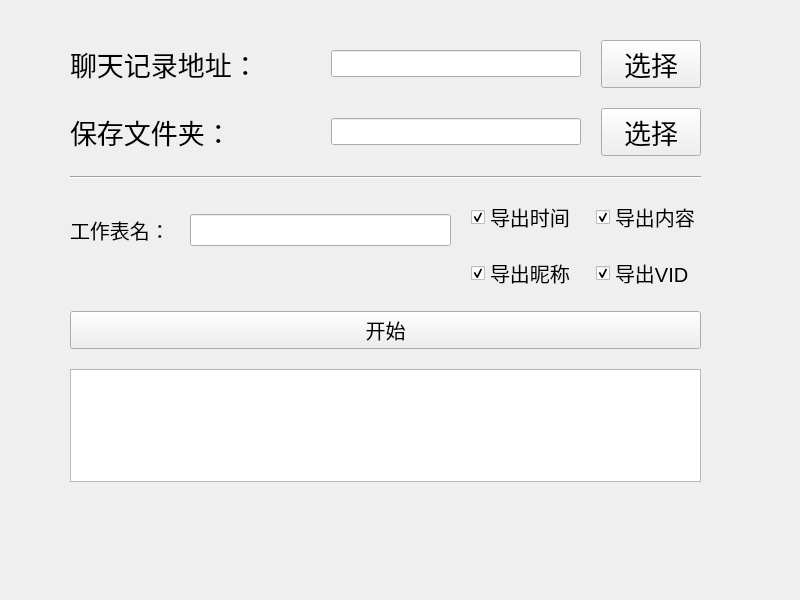
This is GUI.ui in aoguai/QQtoExcel as Qt 5 draws it before an edit. The edited form follows.
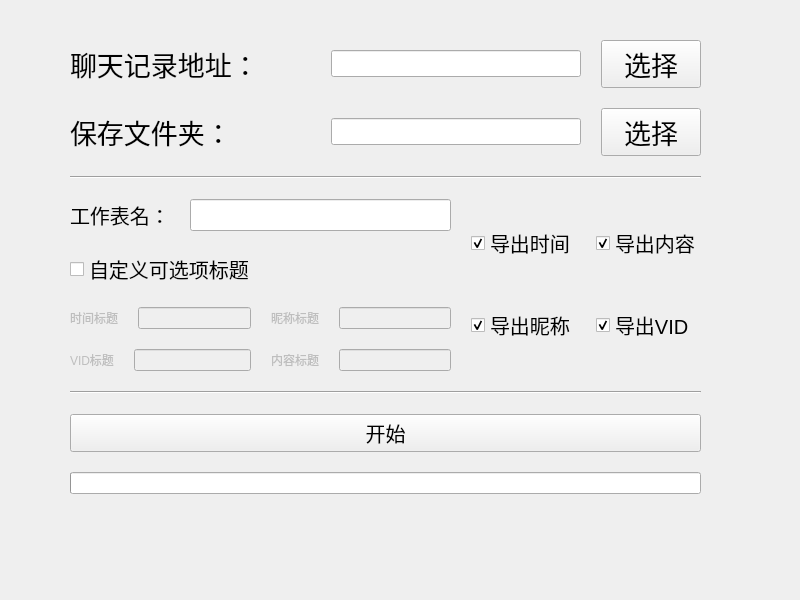
This is the edited form.

Commit message: 修改了GUI设计和界面逻辑

The edit to the form file:
```diff
--- a/GUI.ui
+++ b/GUI.ui
@@ -31,7 +31,7 @@
      <x>60</x>
      <y>40</y>
      <width>651</width>
-     <height>442</height>
+     <height>460</height>
     </rect>
    </property>
    <layout class="QVBoxLayout" name="verticalLayout_2">
@@ -215,20 +215,141 @@
          </layout>
         </item>
         <item>
-         <spacer name="verticalSpacer">
-          <property name="orientation">
-           <enum>Qt::Vertical</enum>
+         <widget class="QCheckBox" name="customtitlecheckBox">
+          <property name="font">
+           <font>
+            <pointsize>15</pointsize>
+           </font>
           </property>
-          <property name="sizeType">
-           <enum>QSizePolicy::Fixed</enum>
+          <property name="layoutDirection">
+           <enum>Qt::LeftToRight</enum>
           </property>
-          <property name="sizeHint" stdset="0">
-           <size>
-            <width>20</width>
-            <height>30</height>
-           </size>
+          <property name="text">
+           <string>自定义可选项标题</string>
           </property>
-         </spacer>
+          <property name="checked">
+           <bool>false</bool>
+          </property>
+          <property name="tristate">
+           <bool>false</bool>
+          </property>
+         </widget>
+        </item>
+        <item>
+         <layout class="QVBoxLayout" name="verticalLayout_5">
+          <item>
+           <layout class="QHBoxLayout" name="horizontalLayout_8">
+            <item>
+             <layout class="QHBoxLayout" name="horizontalLayout_9">
+              <item>
+               <widget class="QLabel" name="label_5">
+                <property name="enabled">
+                 <bool>false</bool>
+                </property>
+                <property name="font">
+                 <font>
+                  <pointsize>9</pointsize>
+                 </font>
+                </property>
+                <property name="text">
+                 <string>时间标题</string>
+                </property>
+               </widget>
+              </item>
+              <item>
+               <widget class="QLineEdit" name="customTime">
+                <property name="enabled">
+                 <bool>false</bool>
+                </property>
+               </widget>
+              </item>
+             </layout>
+            </item>
+            <item>
+             <layout class="QHBoxLayout" name="horizontalLayout_10">
+              <item>
+               <widget class="QLabel" name="label_6">
+                <property name="enabled">
+                 <bool>false</bool>
+                </property>
+                <property name="font">
+                 <font>
+                  <pointsize>9</pointsize>
+                 </font>
+                </property>
+                <property name="text">
+                 <string>昵称标题</string>
+                </property>
+               </widget>
+              </item>
+              <item>
+               <widget class="QLineEdit" name="customName">
+                <property name="enabled">
+                 <bool>false</bool>
+                </property>
+               </widget>
+              </item>
+             </layout>
+            </item>
+           </layout>
+          </item>
+          <item>
+           <layout class="QHBoxLayout" name="horizontalLayout_7">
+            <item>
+             <layout class="QHBoxLayout" name="horizontalLayout_5">
+              <item>
+               <widget class="QLabel" name="label">
+                <property name="enabled">
+                 <bool>false</bool>
+                </property>
+                <property name="font">
+                 <font>
+                  <pointsize>9</pointsize>
+                 </font>
+                </property>
+                <property name="text">
+                 <string>VID标题</string>
+                </property>
+               </widget>
+              </item>
+              <item>
+               <widget class="QLineEdit" name="customVID">
+                <property name="enabled">
+                 <bool>false</bool>
+                </property>
+               </widget>
+              </item>
+             </layout>
+            </item>
+            <item>
+             <layout class="QHBoxLayout" name="horizontalLayout_6">
+              <item>
+               <widget class="QLabel" name="label_4">
+                <property name="enabled">
+                 <bool>false</bool>
+                </property>
+                <property name="font">
+                 <font>
+                  <pointsize>9</pointsize>
+                 </font>
+                </property>
+                <property name="text">
+                 <string>内容标题</string>
+                </property>
+               </widget>
+              </item>
+              <item>
+               <widget class="QLineEdit" name="customContent">
+                <property name="enabled">
+                 <bool>false</bool>
+                </property>
+               </widget>
+              </item>
+             </layout>
+            </item>
+           </layout>
+          </item>
+         </layout>
         </item>
        </layout>
       </item>
@@ -302,6 +423,13 @@
       </item>
      </layout>
     </item>
+    <item>
+     <widget class="Line" name="line_2">
+      <property name="orientation">
+       <enum>Qt::Horizontal</enum>
+      </property>
+     </widget>
+    </item>
     <item>
      <widget class="QPushButton" name="StartButton">
       <property name="font">
@@ -315,7 +443,20 @@
      </widget>
     </item>
     <item>
-     <widget class="QTextBrowser" name="textBrowser"/>
+     <widget class="QProgressBar" name="progressBar">
+      <property name="enabled">
+       <bool>true</bool>
+      </property>
+      <property name="value">
+       <number>0</number>
+      </property>
+      <property name="textVisible">
+       <bool>false</bool>
+      </property>
+      <property name="textDirection">
+       <enum>QProgressBar::TopToBottom</enum>
+      </property>
+     </widget>
     </item>
    </layout>
   </widget>
```
The commit also changes 1 other file.
